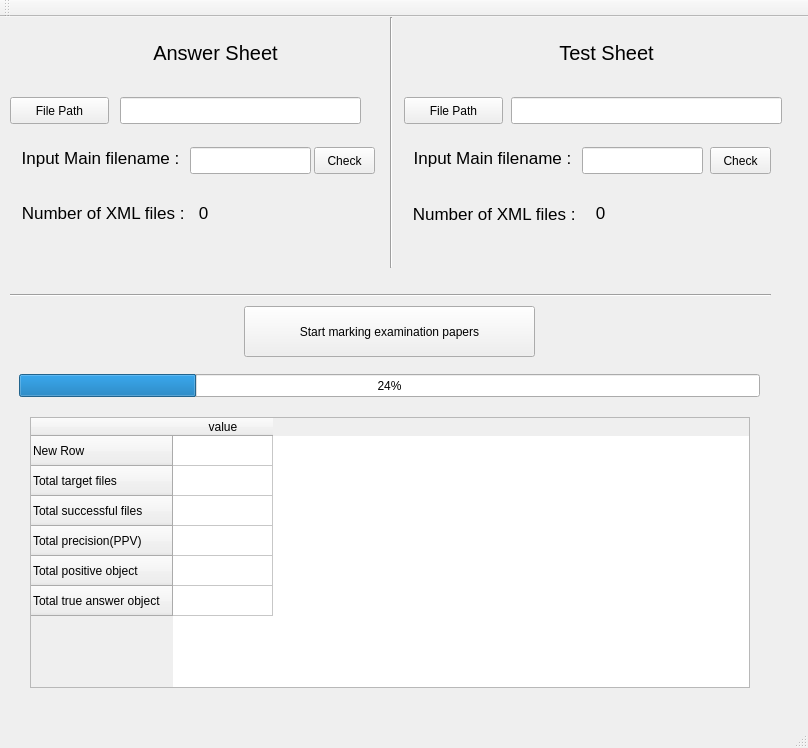
This is compare_answer_program/mainwindow.ui in JunsukLee/Compare_answer_project as Qt 5 draws it before an edit. The edited form follows.
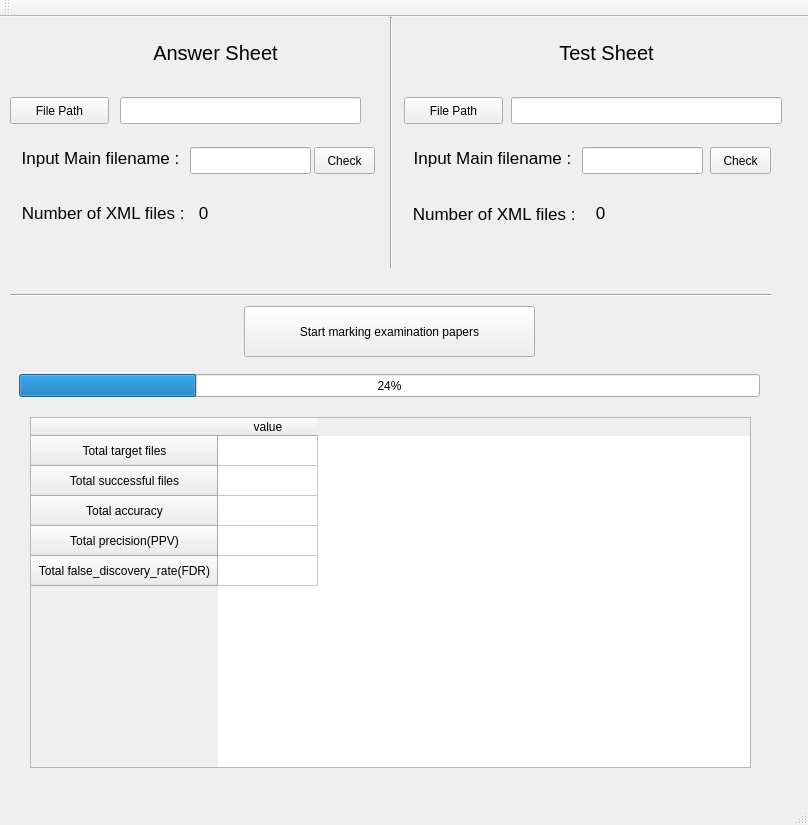
This is the edited form.

Patch:
```diff
--- a/compare_answer_program/mainwindow.ui
+++ b/compare_answer_program/mainwindow.ui
@@ -7,7 +7,7 @@
     <x>0</x>
     <y>0</y>
     <width>808</width>
-    <height>748</height>
+    <height>825</height>
    </rect>
   </property>
   <property name="windowTitle">
@@ -356,8 +356,8 @@
      <rect>
       <x>30</x>
       <y>400</y>
-      <width>720</width>
-      <height>271</height>
+      <width>721</width>
+      <height>351</height>
      </rect>
     </property>
     <property name="sortingEnabled">
@@ -366,34 +366,44 @@
     <property name="columnCount">
      <number>1</number>
     </property>
-    <row>
-     <property name="text">
-      <string>New Row</string>
-     </property>
-    </row>
     <row>
      <property name="text">
       <string>Total target files</string>
      </property>
+     <property name="textAlignment">
+      <set>AlignHCenter|AlignVCenter|AlignCenter</set>
+     </property>
     </row>
     <row>
      <property name="text">
       <string>Total successful files</string>
      </property>
+     <property name="textAlignment">
+      <set>AlignHCenter|AlignVCenter|AlignCenter</set>
+     </property>
+    </row>
+    <row>
+     <property name="text">
+      <string>Total accuracy</string>
+     </property>
+     <property name="textAlignment">
+      <set>AlignHCenter|AlignVCenter|AlignCenter</set>
+     </property>
     </row>
     <row>
      <property name="text">
       <string>Total precision(PPV)</string>
      </property>
-    </row>
-    <row>
-     <property name="text">
-      <string>Total positive object</string>
+     <property name="textAlignment">
+      <set>AlignHCenter|AlignVCenter|AlignCenter</set>
      </property>
     </row>
     <row>
      <property name="text">
-      <string>Total true answer object</string>
+      <string>Total false_discovery_rate(FDR)</string>
+     </property>
+     <property name="textAlignment">
+      <set>AlignHCenter|AlignVCenter|AlignCenter</set>
      </property>
     </row>
     <column>
```
